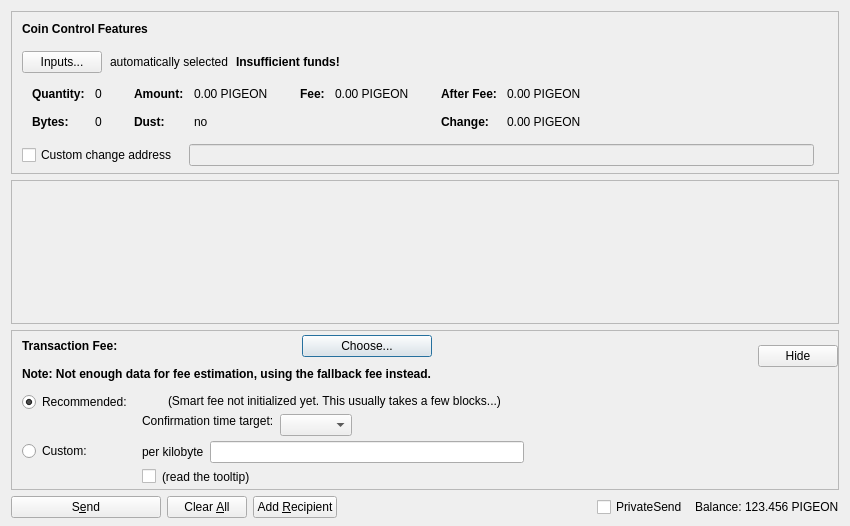
The window that src/qt/forms/sendcoinsdialog.ui (Pigeoncoin/pigeoncoin) describes before a commit, drawn with Qt 5.
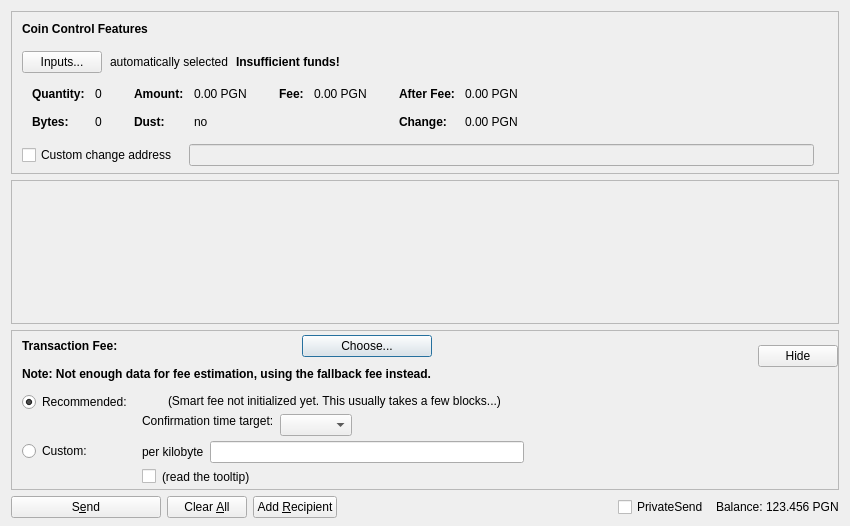
The same window after the commit. Custom widgets are drawn as their Qt base class.

Commit message: Refactor PIGEON to PGN Fix mainnet sync Update version to v1.18.0.3

Diff of the .ui file:
```diff
--- a/src/qt/forms/sendcoinsdialog.ui
+++ b/src/qt/forms/sendcoinsdialog.ui
@@ -324,7 +324,7 @@
                   <enum>Qt::ActionsContextMenu</enum>
                  </property>
                  <property name="text">
-                  <string notr="true">0.00 PIGEON</string>
+                  <string notr="true">0.00 PGN</string>
                  </property>
                  <property name="textInteractionFlags">
                   <set>Qt::LinksAccessibleByMouse|Qt::TextSelectableByKeyboard|Qt::TextSelectableByMouse</set>
@@ -404,7 +404,7 @@
                   <enum>Qt::ActionsContextMenu</enum>
                  </property>
                  <property name="text">
-                  <string notr="true">0.00 PIGEON</string>
+                  <string notr="true">0.00 PGN</string>
                  </property>
                  <property name="textInteractionFlags">
                   <set>Qt::LinksAccessibleByMouse|Qt::TextSelectableByKeyboard|Qt::TextSelectableByMouse</set>
@@ -455,7 +455,7 @@
                   <enum>Qt::ActionsContextMenu</enum>
                  </property>
                  <property name="text">
-                  <string notr="true">0.00 PIGEON</string>
+                  <string notr="true">0.00 PGN</string>
                  </property>
                  <property name="textInteractionFlags">
                   <set>Qt::LinksAccessibleByMouse|Qt::TextSelectableByKeyboard|Qt::TextSelectableByMouse</set>
@@ -484,7 +484,7 @@
                   <enum>Qt::ActionsContextMenu</enum>
                  </property>
                  <property name="text">
-                  <string notr="true">0.00 PIGEON</string>
+                  <string notr="true">0.00 PGN</string>
                  </property>
                  <property name="textInteractionFlags">
                   <set>Qt::LinksAccessibleByMouse|Qt::TextSelectableByKeyboard|Qt::TextSelectableByMouse</set>
@@ -1245,7 +1245,7 @@
           <cursorShape>IBeamCursor</cursorShape>
          </property>
          <property name="text">
-          <string notr="true">123.456 PIGEON</string>
+          <string notr="true">123.456 PGN</string>
          </property>
          <property name="textInteractionFlags">
           <set>Qt::LinksAccessibleByMouse|Qt::TextSelectableByKeyboard|Qt::TextSelectableByMouse</set>
```
The commit also changes 60 other files.
